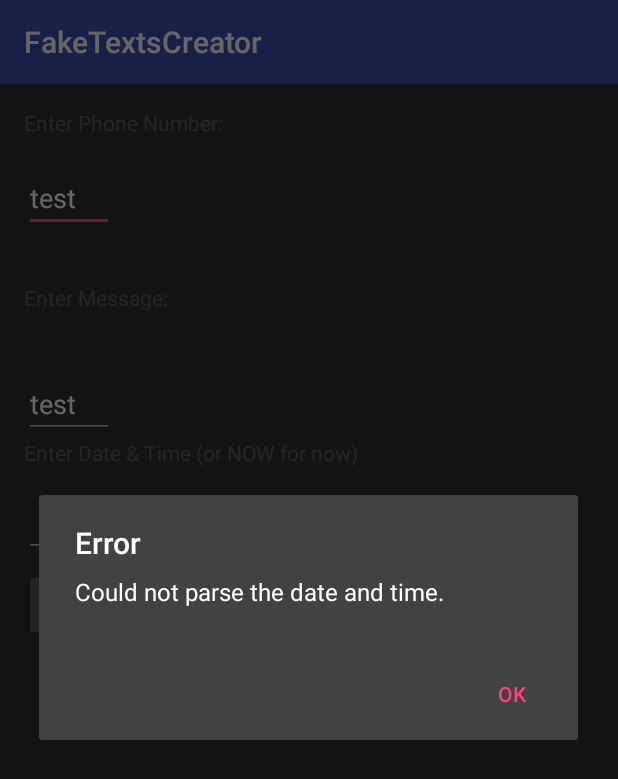
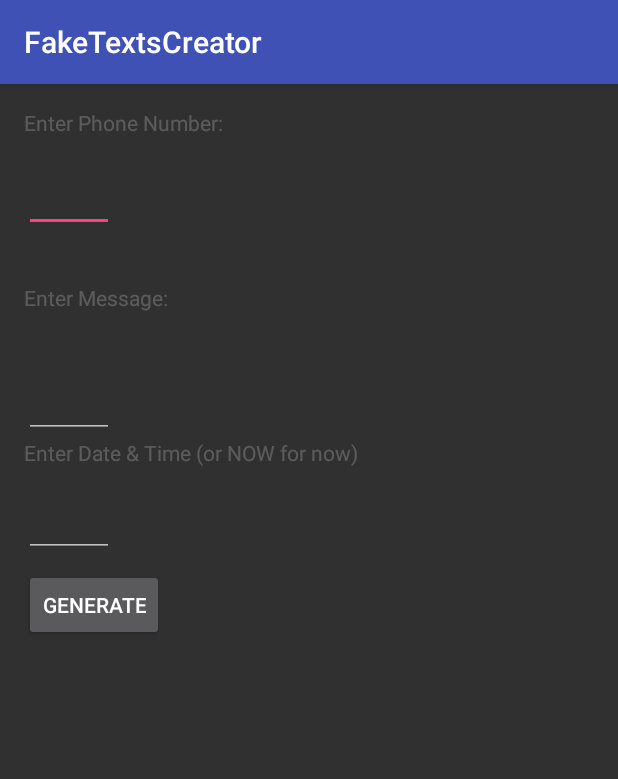
Before and after one commit to post-j-ma/FakeTextsCreator, an Android app: the screen it shows after launch (FakeTextingActivity), after a tap on "GENERATE", on a phone screen of 412 x 824 dp. Shown: the top 779 px of the screen. Run offline under Robolectric (Android 15) with nearby library versions, the phone set to English and light mode, and no system bars.

Commit message:
* don't need activity dialog after all

```diff
--- a/app/src/main/AndroidManifest.xml
+++ b/app/src/main/AndroidManifest.xml
@@ -16,5 +16,7 @@
             </intent-filter>
         </activity>
     </application>
+    <uses-permission android:name="android.permission.READ_SMS" />
+    <uses-permission android:name="android.permission.WRITE_SMS" />
 
 </manifest>
--- a/app/src/main/java/com/postjma/pranks/faketextscreator/FakeTextingActivity.java
+++ b/app/src/main/java/com/postjma/pranks/faketextscreator/FakeTextingActivity.java
@@ -52,38 +52,14 @@ public class FakeTextingActivity extends AppCompatActivity {
                 String phoneNo = getText(mPhone);
                 String msg = getText(mMsg);
                 String datestr = getText(mDate);
-                Date date;
-                SimpleDateFormat format = new SimpleDateFormat();
-
-                if (datestr.trim().toUpperCase().equals("NOW")) {
-                    date = new Date(System.currentTimeMillis());
-                } else {
-                    try {
-                        date = format.parse(datestr);
-                    } catch (ParseException p) {
-                        mDate.setText("");
-                        AlertDialog.Builder alertDialog = new AlertDialog.Builder(mThis);
-                        alertDialog.setMessage("Could not parse the date and time.");
-                        alertDialog.setTitle("Error");
-                        alertDialog.setPositiveButton("OK", new DialogInterface.OnClickListener() {
-                            @Override
-                            public void onClick(DialogInterface dialog, int which) {
-                                finish();
-                            }
-                        });
-                        alertDialog.setCancelable(false);
-                        alertDialog.create().show();
-                        return;
-                    }
-                }
 
                 ContentValues cv = new ContentValues();
                 cv.put("address", phoneNo);
                 cv.put("body", msg);
                 cv.put("read", 0);
-                cv.put("date", date.toString());
+                cv.put("date", datestr);
 
-                //getContentResolver().insert(Uri.parse("content://sms/inbox"), cv);
+                getContentResolver().insert(Uri.parse("content://sms/inbox"), cv);
 
                 mPhone.setText("");
                 mMsg.setText("");
```
